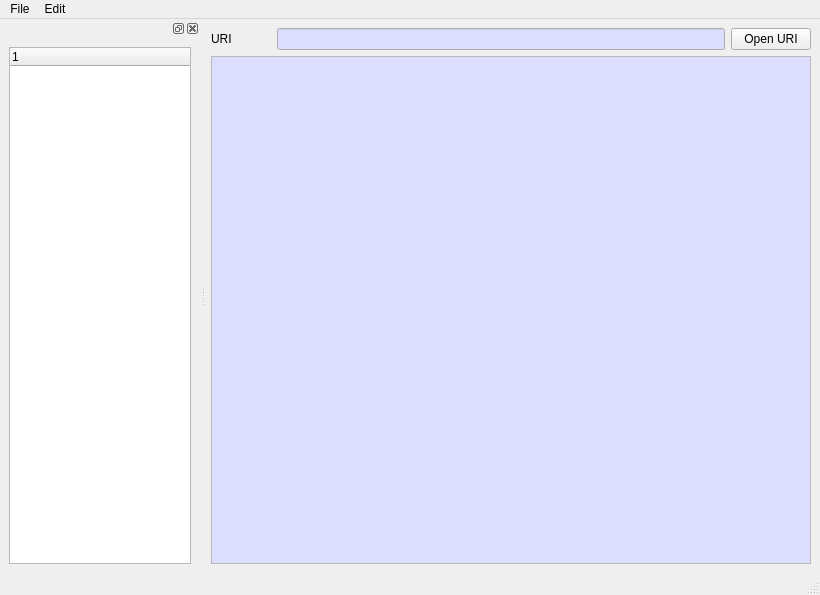
Qt form BerEditor/content_main.ui (jykim74/BerEditor) before a commit.
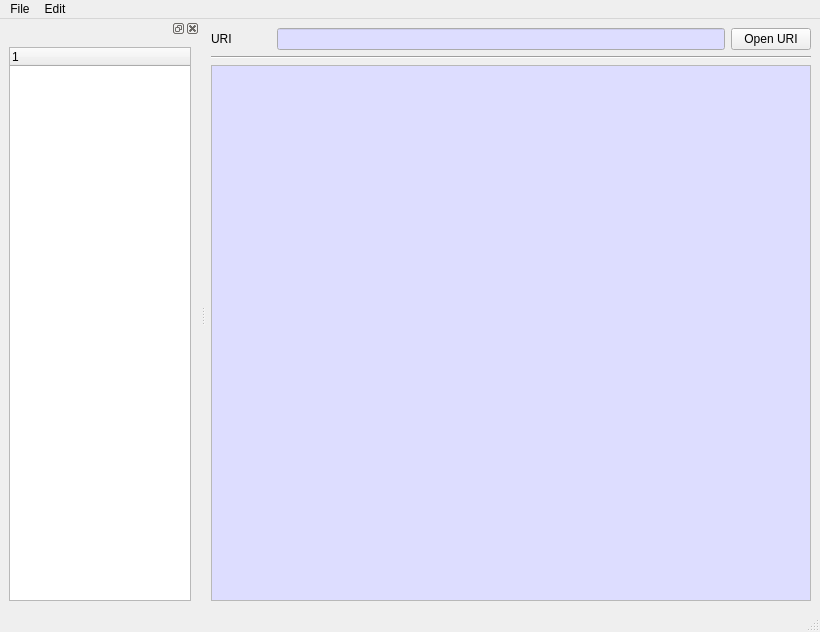
The same form after that commit.

```diff
--- a/BerEditor/content_main.ui
+++ b/BerEditor/content_main.ui
@@ -6,8 +6,8 @@
    <rect>
     <x>0</x>
     <y>0</y>
-    <width>817</width>
-    <height>595</height>
+    <width>820</width>
+    <height>632</height>
    </rect>
   </property>
   <property name="windowTitle">
@@ -82,6 +82,13 @@
       </item>
      </layout>
     </item>
+    <item>
+     <widget class="Line" name="line">
+      <property name="orientation">
+       <enum>Qt::Horizontal</enum>
+      </property>
+     </widget>
+    </item>
     <item>
      <layout class="QGridLayout" name="gridLayout_2">
       <property name="topMargin">
```
Left out of the diff: 4 changed lines with no effect on the pictures.
